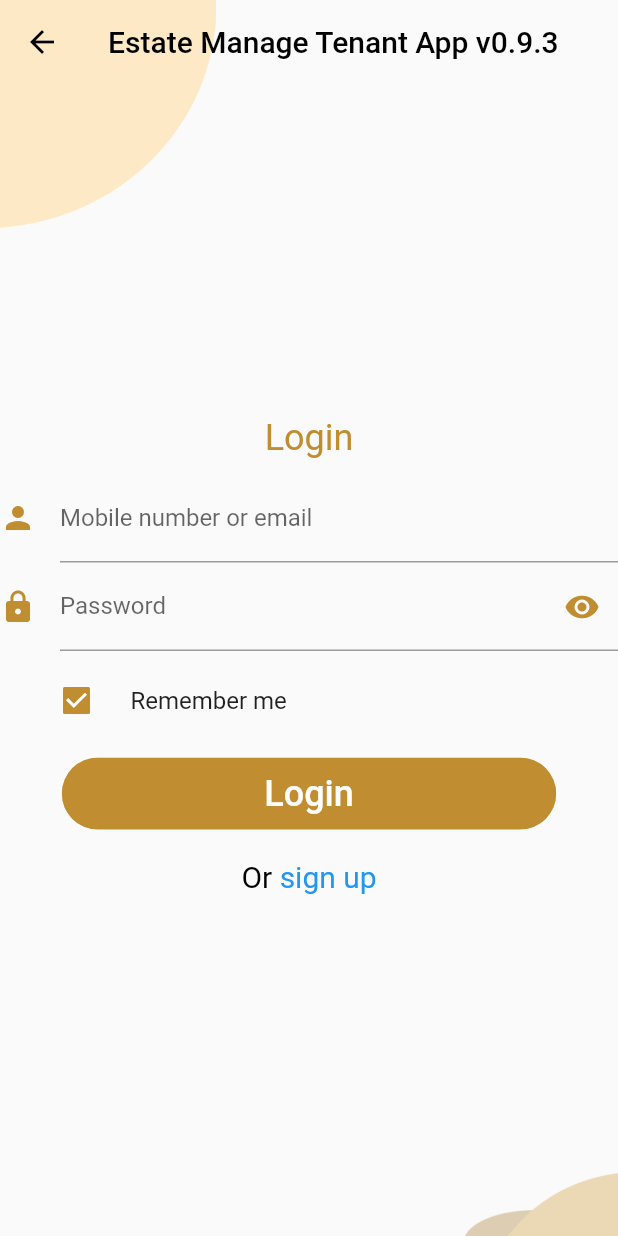
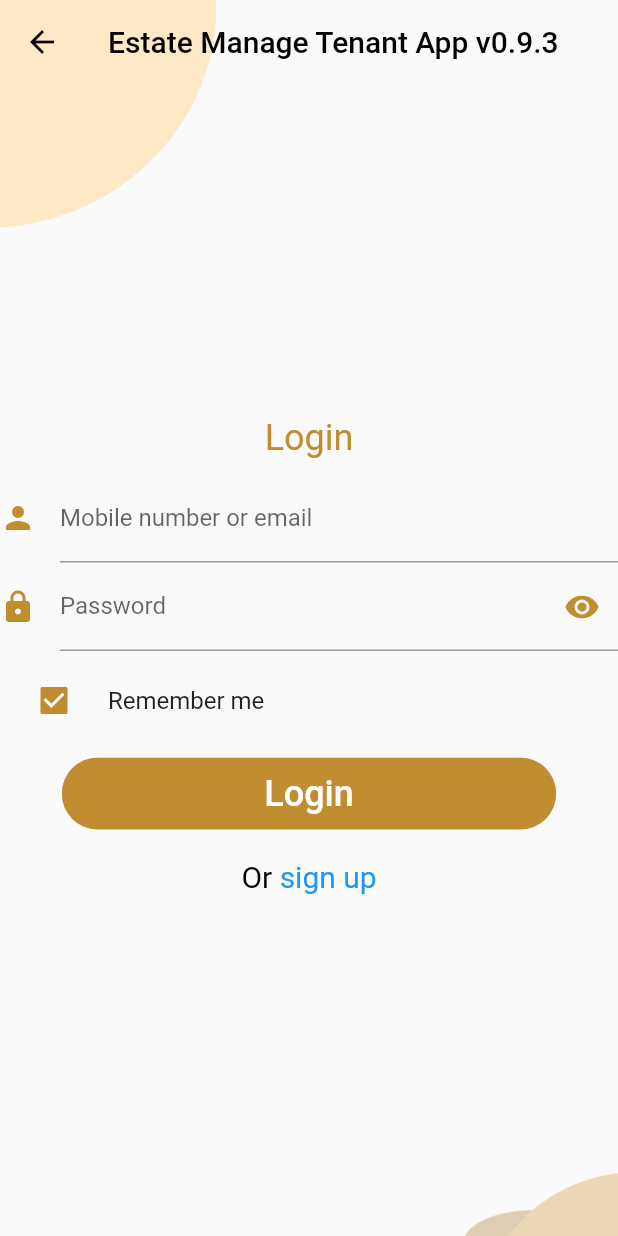
Before and after one commit to simonho288/EstateManage_tenantapp, a Flutter app: the LoginPage screen opened by its route, on a phone screen of 412 x 824 dp. Run offline on Flutter 3.47's test engine with Material 2 defaults, Android fonts, the phone set to English and light mode, and no system bars; our stand-ins replace cached_network_image, dio, easy_localization, firebase_core, firebase_messaging, flutter_html and 7 more; missing offline and left inert: encrypt, global_configuration, mobile_scanner, whatsapp_unilink; accounts and stored records are empty; Roboto replaces fonts that are missing (NotoSansHK).

Commit message:
fix: fix problems for ios after flutter upgraded

```diff
--- a/lib/pages/login.dart
+++ b/lib/pages/login.dart
@@ -325,9 +325,9 @@ class _LoginPageState extends State<LoginPage> {
                 Row(
                   mainAxisAlignment: MainAxisAlignment.start,
                   children: [
-                    SizedBox(width: 15),
+                    // SizedBox(width: 15),
                     SizedBox(
-                      width: 350,
+                      width: 300,
                       child: CheckboxListTile(
                         title: Text('rememberMe'.tr()),
                         activeColor: Globals.primaryColor,
--- a/lib/pages/marketPlace.dart
+++ b/lib/pages/marketPlace.dart
@@ -90,7 +90,10 @@ class _MarketplacePageState extends State<MarketplacePage> {
 
     Directory dir = await getTemporaryDirectory();
     String srcUrl = _marketplace.adImage;
-    String dstPath = '${dir.path}/${_marketplace.title}.jpg';
+    Map<String, dynamic> titleJson = convert.jsonDecode(_marketplace.title);
+    String title = titleJson["en"];
+    title = Utils.truncateString(title, 30);
+    String dstPath = '${dir.path}/${title}.jpg';
     Response? resp = await Utils.downloadFile(
         context, 'marketplaceDownloadingImg'.tr(), srcUrl, dstPath);
     if (resp != null && resp.statusCode == 200) {
--- a/lib/pages/scanEstateQr.dart
+++ b/lib/pages/scanEstateQr.dart
@@ -38,7 +38,7 @@ class _ScanEstateQrPageState extends State<ScanEstateQrPage> {
     developer.log('ScanEstateQrPage initState');
 
     _controller = MobileScannerController(
-      facing: CameraFacing.front,
+      facing: CameraFacing.back,
       torchEnabled: true,
     );
     super.initState();
@@ -156,7 +156,7 @@ class _ScanEstateQrPageState extends State<ScanEstateQrPage> {
     return Scaffold(
       // drawer: NavBar(),
       appBar: AppBar(
-        title: Text('Estate Manage Tenant App'),
+        title: Text('EstateManage Tenant App'),
         centerTitle: true,
       ),
       body: Column(
```
Also changed, not shown: 3 other files.
